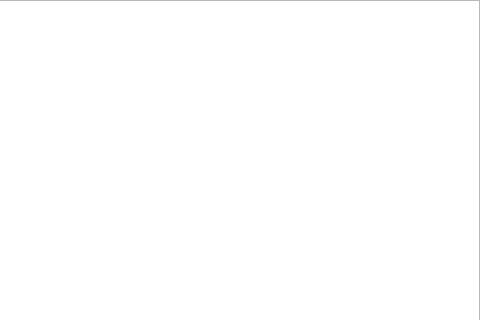
First picture: the form in ESCENA_1/mainwindow.ui, repository totycardenasa/Proyecto-final, before the edit; both pictures show x 886 to 1366 and y 0 to 320 of the 1366 by 768 pixel window.
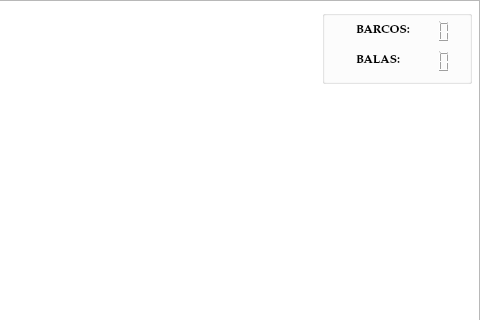
Second picture: the form after the edit.

What changed in the file:
```diff
--- a/ESCENA_1/mainwindow.ui
+++ b/ESCENA_1/mainwindow.ui
@@ -37,6 +37,136 @@
      <string/>
     </property>
    </widget>
+   <widget class="QGroupBox" name="groupBox">
+    <property name="geometry">
+     <rect>
+      <x>1208</x>
+      <y>10</y>
+      <width>150</width>
+      <height>74</height>
+     </rect>
+    </property>
+    <property name="styleSheet">
+     <string notr="true">QGroupBox {
+    background-color: white;
+}</string>
+    </property>
+    <property name="title">
+     <string/>
+    </property>
+    <widget class="QLCDNumber" name="balas">
+     <property name="geometry">
+      <rect>
+       <x>70</x>
+       <y>40</y>
+       <width>64</width>
+       <height>23</height>
+      </rect>
+     </property>
+     <property name="styleSheet">
+      <string notr="true">QLCDNumber {
+    border: none;
+	color: red;
+}</string>
+     </property>
+    </widget>
+    <widget class="QLCDNumber" name="barcos">
+     <property name="enabled">
+      <bool>true</bool>
+     </property>
+     <property name="geometry">
+      <rect>
+       <x>70</x>
+       <y>10</y>
+       <width>64</width>
+       <height>23</height>
+      </rect>
+     </property>
+     <property name="font">
+      <font>
+       <kerning>true</kerning>
+      </font>
+     </property>
+     <property name="styleSheet">
+      <string notr="true">QLCDNumber {
+    border: none;
+	color: red;
+}</string>
+     </property>
+    </widget>
+    <widget class="QTextBrowser" name="textBrowser">
+     <property name="geometry">
+      <rect>
+       <x>30</x>
+       <y>10</y>
+       <width>71</width>
+       <height>31</height>
+      </rect>
+     </property>
+     <property name="font">
+      <font>
+       <family>Palatino Linotype</family>
+       <pointsize>9</pointsize>
+       <italic>false</italic>
+       <bold>false</bold>
+      </font>
+     </property>
+     <property name="styleSheet">
+      <string notr="true">QTextBrowser {
+	font: 9pt &quot;Palatino Linotype&quot;;
+    background: transparent;
+    border: none;
+}
+</string>
+     </property>
+     <property name="html">
+      <string>&lt;!DOCTYPE HTML PUBLIC &quot;-//W3C//DTD HTML 4.0//EN&quot; &quot;http://www.w3.org/TR/REC-html40/strict.dtd&quot;&gt;
+&lt;html&gt;&lt;head&gt;&lt;meta name=&quot;qrichtext&quot; content=&quot;1&quot; /&gt;&lt;meta charset=&quot;utf-8&quot; /&gt;&lt;style type=&quot;text/css&quot;&gt;
+p, li { white-space: pre-wrap; }
+hr { height: 1px; border-width: 0; }
+li.unchecked::marker { content: &quot;\2610&quot;; }
+li.checked::marker { content: &quot;\2612&quot;; }
+&lt;/style&gt;&lt;/head&gt;&lt;body style=&quot; font-family:'Palatino Linotype'; font-size:9pt; font-weight:400; font-style:normal;&quot;&gt;
+&lt;p style=&quot; margin-top:0px; margin-bottom:0px; margin-left:0px; margin-right:0px; -qt-block-indent:0; text-indent:0px;&quot;&gt;&lt;span style=&quot; font-weight:700;&quot;&gt;BARCOS:&lt;/span&gt;&lt;/p&gt;&lt;/body&gt;&lt;/html&gt;</string>
+     </property>
+    </widget>
+    <widget class="QTextBrowser" name="textBrowser_2">
+     <property name="geometry">
+      <rect>
+       <x>30</x>
+       <y>40</y>
+       <width>71</width>
+       <height>31</height>
+      </rect>
+     </property>
+     <property name="font">
+      <font>
+       <family>Palatino Linotype</family>
+       <pointsize>9</pointsize>
+       <italic>false</italic>
+       <bold>false</bold>
+      </font>
+     </property>
+     <property name="styleSheet">
+      <string notr="true">QTextBrowser {
+	font: 9pt &quot;Palatino Linotype&quot;;
+    background: transparent;
+    border: none;
+}
+</string>
+     </property>
+     <property name="html">
+      <string>&lt;!DOCTYPE HTML PUBLIC &quot;-//W3C//DTD HTML 4.0//EN&quot; &quot;http://www.w3.org/TR/REC-html40/strict.dtd&quot;&gt;
+&lt;html&gt;&lt;head&gt;&lt;meta name=&quot;qrichtext&quot; content=&quot;1&quot; /&gt;&lt;meta charset=&quot;utf-8&quot; /&gt;&lt;style type=&quot;text/css&quot;&gt;
+p, li { white-space: pre-wrap; }
+hr { height: 1px; border-width: 0; }
+li.unchecked::marker { content: &quot;\2610&quot;; }
+li.checked::marker { content: &quot;\2612&quot;; }
+&lt;/style&gt;&lt;/head&gt;&lt;body style=&quot; font-family:'Palatino Linotype'; font-size:9pt; font-weight:400; font-style:normal;&quot;&gt;
+&lt;p style=&quot; margin-top:0px; margin-bottom:0px; margin-left:0px; margin-right:0px; -qt-block-indent:0; text-indent:0px;&quot;&gt;&lt;span style=&quot; font-weight:700;&quot;&gt;BALAS:&lt;/span&gt;&lt;/p&gt;&lt;/body&gt;&lt;/html&gt;</string>
+     </property>
+    </widget>
+   </widget>
   </widget>
   <widget class="QStatusBar" name="statusbar"/>
  </widget>
```
